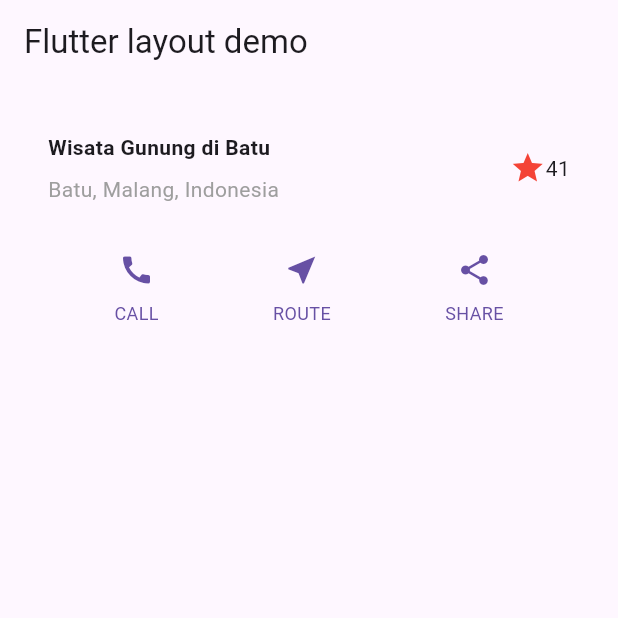
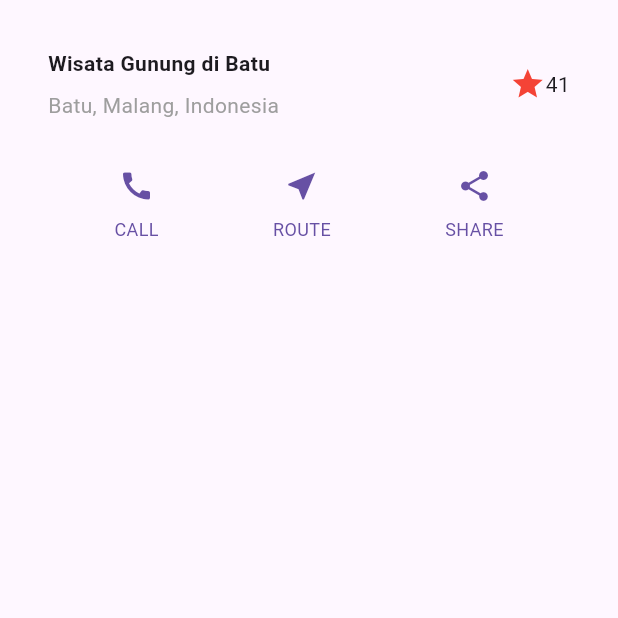
Before and after one commit to Ailsasahda13/PemrogramanMobile, a Flutter app: the screen it shows after launch, on a phone screen of 412 x 824 dp, the top half of it. Run offline on Flutter 3.47's test engine with Material 3 defaults, Android fonts, the phone set to English and light mode, and no system bars.

```diff
--- a/layout_flutter_ailsa/lib/main.dart
+++ b/layout_flutter_ailsa/lib/main.dart
@@ -52,12 +52,11 @@ class MyApp extends StatelessWidget {
       ],
     );
 
+  // Langkah 3: tambah button section
     return MaterialApp(
       title: 'Flutter layout demo',
       home: Scaffold(
-        appBar: AppBar(
-          title: const Text('Flutter layout demo'),
-        ),
+
         body: Column(
           children: [
             titleSection,
```
Also changed, not shown: layout_flutter_ailsa/images/langkah3 tambahButtonSection.png (added), 1 other file.
